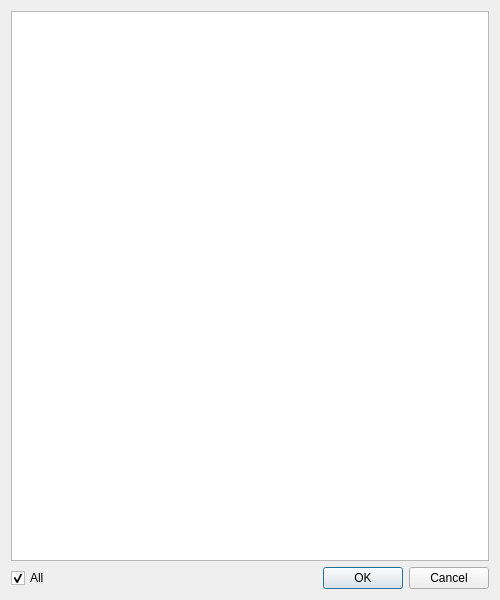
ntruchsess/QLandkarteGT, file src/IDlgExport.ui: the form before one commit.
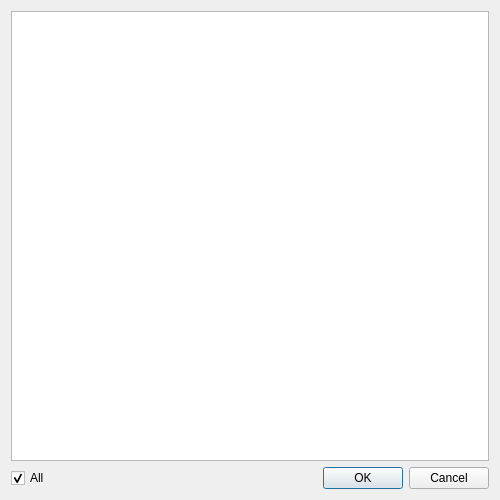
The form after the commit.

```diff
--- a/src/IDlgExport.ui
+++ b/src/IDlgExport.ui
@@ -7,7 +7,7 @@
     <x>0</x>
     <y>0</y>
     <width>500</width>
-    <height>600</height>
+    <height>500</height>
    </rect>
   </property>
   <property name="windowTitle">
```
